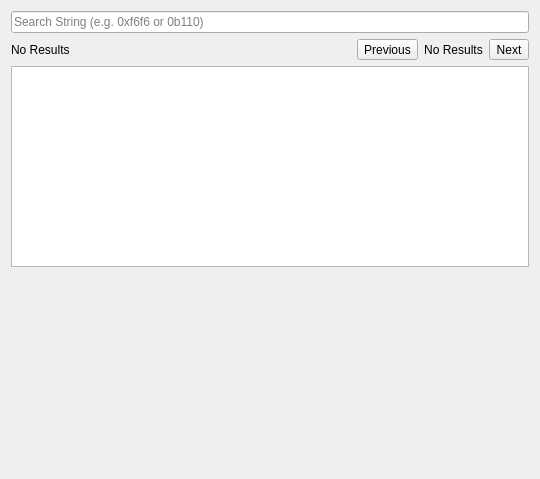
Old version of the form src/hobbits-plugins/analyzers/FindAnalyzer/findanalyzer.ui in the repository goldest-star/binary-analysis-tool.
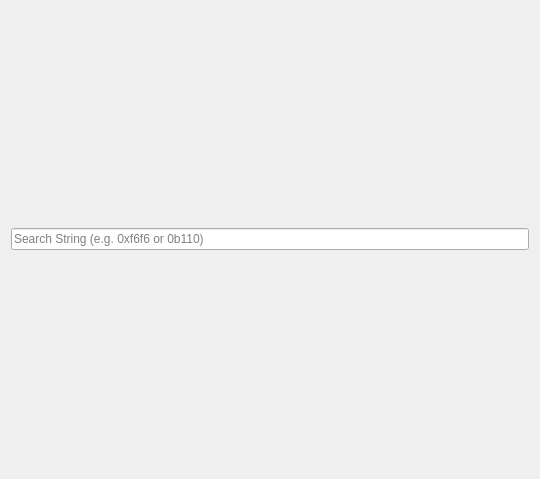
New version of the form. Icons and pictures are not drawn.

What changed in the file:
```diff
--- a/src/hobbits-plugins/analyzers/FindAnalyzer/findanalyzer.ui
+++ b/src/hobbits-plugins/analyzers/FindAnalyzer/findanalyzer.ui
@@ -21,112 +21,6 @@
      </property>
     </widget>
    </item>
-   <item>
-    <layout class="QHBoxLayout" name="horizontalLayout_7">
-     <item>
-      <widget class="QLabel" name="lb_findSummary">
-       <property name="text">
-        <string>No Results</string>
-       </property>
-      </widget>
-     </item>
-     <item>
-      <spacer name="horizontalSpacer_6">
-       <property name="orientation">
-        <enum>Qt::Horizontal</enum>
-       </property>
-       <property name="sizeHint" stdset="0">
-        <size>
-         <width>40</width>
-         <height>20</height>
-        </size>
-       </property>
-      </spacer>
-     </item>
-     <item>
-      <widget class="QToolButton" name="tb_findPrevious">
-       <property name="text">
-        <string>Previous</string>
-       </property>
-       <property name="icon">
-        <iconset resource="icons.qrc">
-         <normaloff>:/findanalyzer/images/icons/arrow-left.png</normaloff>:/findanalyzer/images/icons/arrow-left.png</iconset>
-       </property>
-       <property name="iconSize">
-        <size>
-         <width>9</width>
-         <height>9</height>
-        </size>
-       </property>
-      </widget>
-     </item>
-     <item>
-      <widget class="QLabel" name="lb_findGo">
-       <property name="text">
-        <string>No Results</string>
-       </property>
-       <property name="scaledContents">
-        <bool>false</bool>
-       </property>
-       <property name="alignment">
-        <set>Qt::AlignCenter</set>
-       </property>
-      </widget>
-     </item>
-     <item>
-      <widget class="QToolButton" name="tb_findNext">
-       <property name="text">
-        <string>Next</string>
-       </property>
-       <property name="icon">
-        <iconset resource="icons.qrc">
-         <normaloff>:/findanalyzer/images/icons/arrow-right.png</normaloff>:/findanalyzer/images/icons/arrow-right.png</iconset>
-       </property>
-       <property name="iconSize">
-        <size>
-         <width>9</width>
-         <height>9</height>
-        </size>
-       </property>
-      </widget>
-     </item>
-    </layout>
-   </item>
-   <item>
-    <widget class="QListWidget" name="lw_findSummary">
-     <property name="sizePolicy">
-      <sizepolicy hsizetype="Expanding" vsizetype="Expanding">
-       <horstretch>0</horstretch>
-       <verstretch>0</verstretch>
-      </sizepolicy>
-     </property>
-     <property name="tabKeyNavigation">
-      <bool>true</bool>
-     </property>
-     <property name="alternatingRowColors">
-      <bool>true</bool>
-     </property>
-     <property name="spacing">
-      <number>0</number>
-     </property>
-    </widget>
-   </item>
-   <item>
-    <spacer name="verticalSpacer">
-     <property name="orientation">
-      <enum>Qt::Vertical</enum>
-     </property>
-     <property name="sizeType">
-      <enum>QSizePolicy::Expanding</enum>
-     </property>
-     <property name="sizeHint" stdset="0">
-      <size>
-       <width>20</width>
-       <height>20</height>
-      </size>
-     </property>
-    </spacer>
-   </item>
   </layout>
  </widget>
  <resources>
```
Left out of the diff: 4 changed lines with no effect on the pictures.
